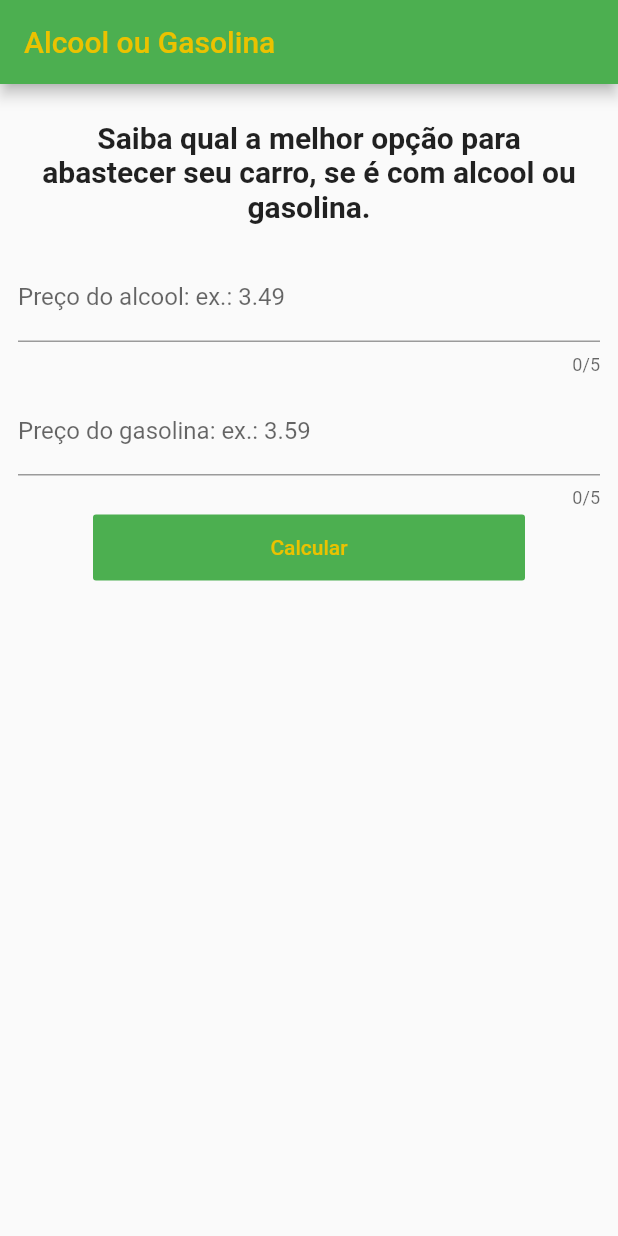
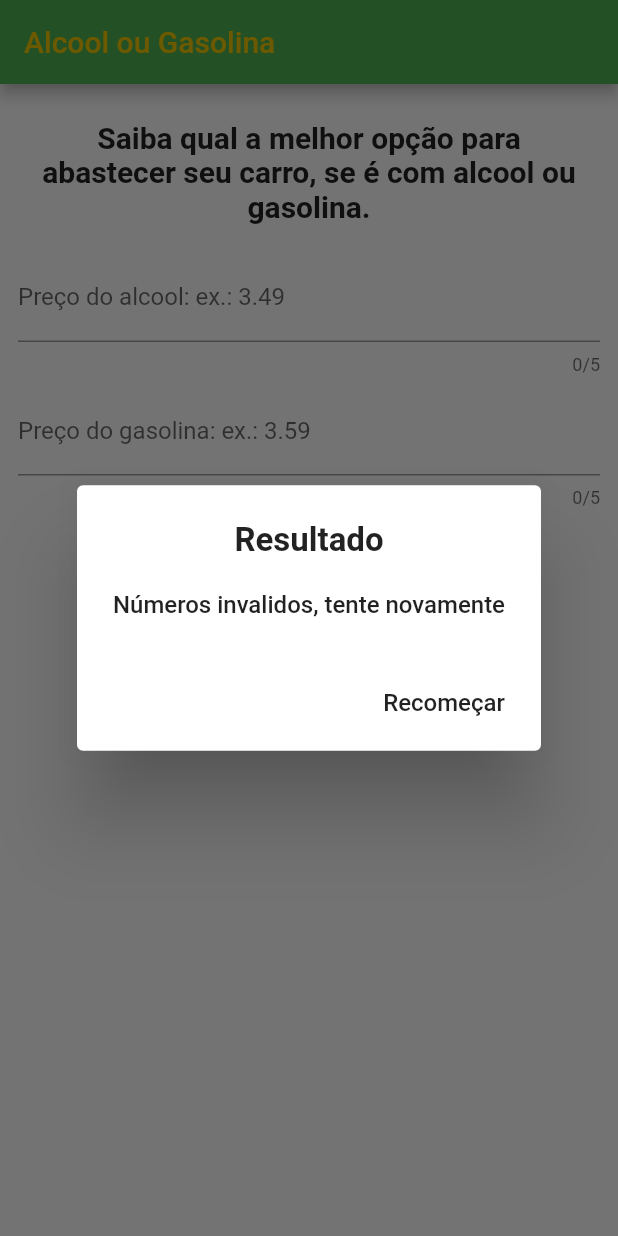
Before and after one commit to salllgado/alcoolougasolina, a Flutter app: the screen it shows after launch, after a tap on "Calcular", on a phone screen of 412 x 824 dp. Run offline on Flutter 3.47's test engine with Material 2 defaults, Android fonts, the phone set to English and light mode, and no system bars.

```diff
--- /dev/null
+++ b/lib/HEX.dart
@@ -0,0 +1,3 @@
+class HEX {
+  static const goldYellow = "ebc200";
+}
--- a/lib/main.dart
+++ b/lib/main.dart
@@ -1,6 +1,7 @@
 import 'package:flutter/material.dart';
 import 'Strings.dart';
 import 'ColorsExtension.dart';
+import 'HEX.dart';
 
 void main() {
   runApp(MaterialApp(
@@ -22,15 +23,56 @@ class _MainPageState extends State<MainPage> {
   TextEditingController _gasolinaEditingController = TextEditingController();
 
   void handlerButtonTapped() {
-    print(_gasolinaEditingController.text);
-  }
+    var alcoolPrice = double.tryParse(_alcoolEditingController.text);
+    var gasPrice = double.tryParse(_gasolinaEditingController.text);
 
-  void handlerText(String text) {
-//    if (text.length > 3) {
-//      if (text.contains('.') == false ) {
-//        _gasolinaEditingController.text = '.$text';
-//      }
-//    }
+    if (alcoolPrice == null || gasPrice == null) {
+      showAlert("Números invalidos, tente novamente");
+    }
+    else {
+      var result = (alcoolPrice/gasPrice);
+      var resultString = result >= 0.7 ? "Gasolina" : "Alcool";
+        var percent = (result * 100).round();
+        showAlert("Abasteça com $resultString, o rendimento é de $percent%");
+      }
+    }
+
+  void showAlert(String message) {
+    showDialog(
+      context: context,
+      builder:  (BuildContext context) {
+        return AlertDialog(
+          title: Text(
+            "Resultado",
+            textAlign: TextAlign.center,
+            style: TextStyle(
+              fontSize: 22,
+              fontWeight: FontWeight.bold
+            ),
+          ),
+          content: Text(
+            message,
+            style: TextStyle(
+                fontSize: 16,
+                fontWeight: FontWeight.w500
+            ),
+          ),
+          actions: <Widget>[
+            FlatButton(
+              child: Text(
+                "Recomeçar",
+                style: TextStyle(
+                  fontSize: 16,
+                ),
+              ),
+              onPressed: () {
+                Navigator.of(context).pop();
+              },
+            )
+          ],
+        );
+      },
+    );
   }
 
   @override
@@ -40,7 +82,7 @@ class _MainPageState extends State<MainPage> {
           title: Text(
             Strings.main_screen_title,
             style: TextStyle(
-              color: HexColor("ebc200")
+              color: HexColor(HEX.goldYellow)
             ),
           ),
           backgroundColor: Colors.green
@@ -94,7 +136,6 @@ class _MainPageState extends State<MainPage> {
                       maxLength: 5,
                       keyboardType: TextInputType.number,
                       maxLengthEnforced: true,
-                      onChanged: handlerText,
                       controller: _gasolinaEditingController,
                     ),
                   ),
```
